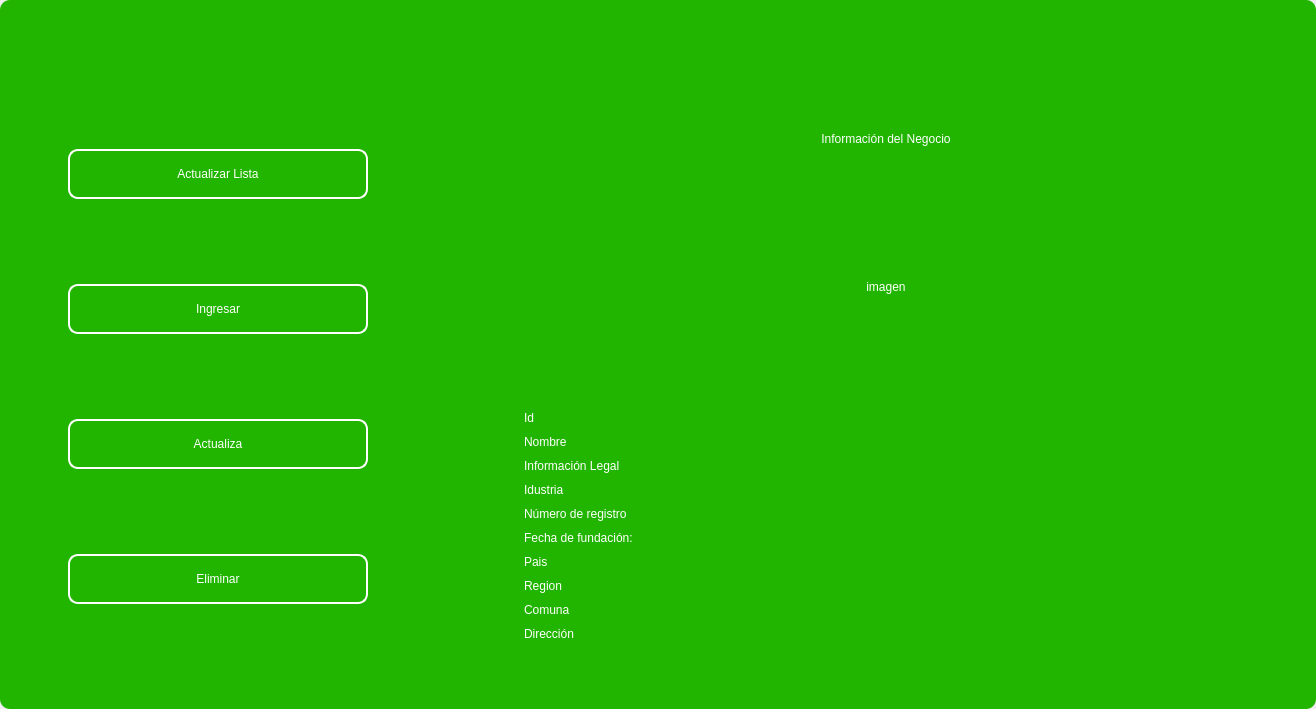
The window that design/standar/mainbusiness3.ui (codemiguel-dev/ERP-EmprendeSoft-Desktop) describes before a commit, drawn with Qt 5.
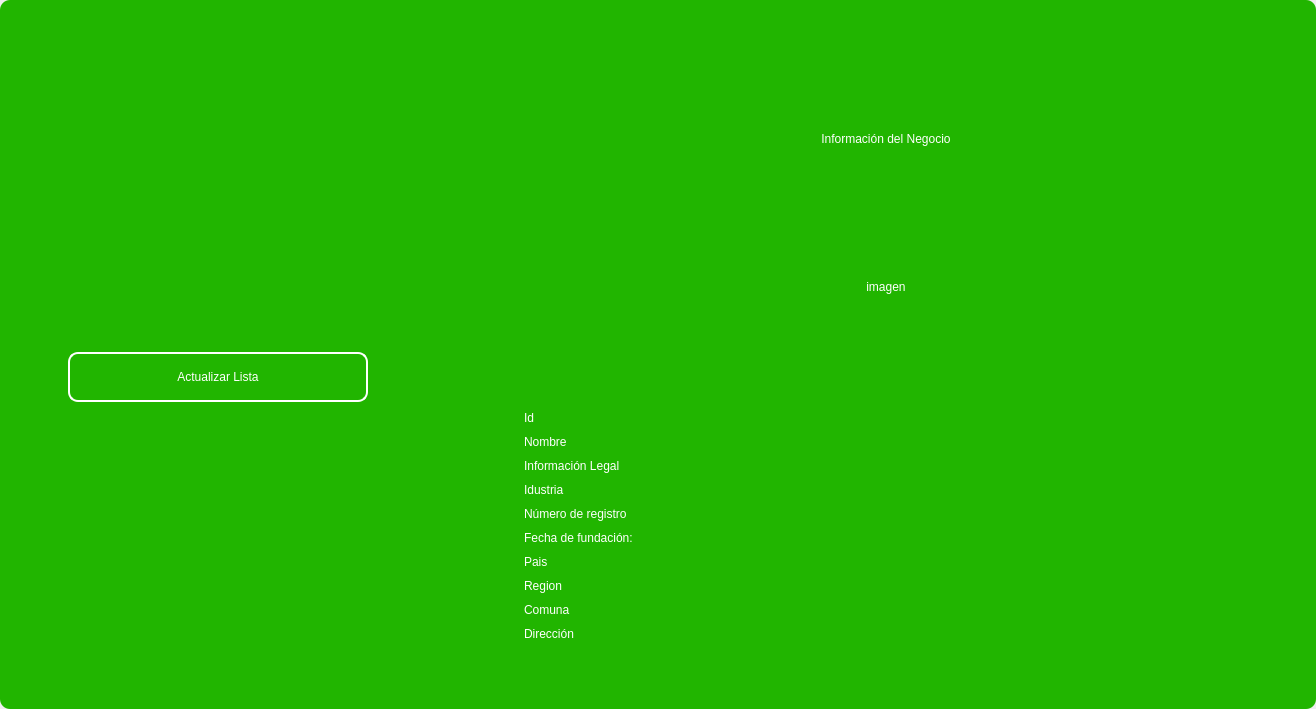
The same window after the commit. Icons and pictures are not drawn.

```diff
--- a/design/standar/mainbusiness3.ui
+++ b/design/standar/mainbusiness3.ui
@@ -375,138 +375,6 @@
               </property>
              </widget>
             </item>
-            <item>
-             <widget class="QPushButton" name="btn_add">
-              <property name="minimumSize">
-               <size>
-                <width>0</width>
-                <height>40</height>
-               </size>
-              </property>
-              <property name="maximumSize">
-               <size>
-                <width>300</width>
-                <height>50</height>
-               </size>
-              </property>
-              <property name="cursor">
-               <cursorShape>PointingHandCursor</cursorShape>
-              </property>
-              <property name="styleSheet">
-               <string notr="true">QPushButton{
-border-radius:10px; 
-font: 12pt &quot;Arial&quot;;
-color: rgb(255, 255, 254);
-border: 2px solid #ffffff;
-}
-
-QPushButton:hover{
-border-radius:10px; 
-font: 12pt &quot;Arial&quot;;
-color: rgb(255, 255, 255);
-border: 2px solid rgb(120, 0, 171);
-	background-color: rgb(120, 0, 171);
-}</string>
-              </property>
-              <property name="text">
-               <string>Ingresar</string>
-              </property>
-              <property name="iconSize">
-               <size>
-                <width>35</width>
-                <height>35</height>
-               </size>
-              </property>
-             </widget>
-            </item>
-            <item>
-             <widget class="QPushButton" name="btn_update">
-              <property name="minimumSize">
-               <size>
-                <width>0</width>
-                <height>40</height>
-               </size>
-              </property>
-              <property name="maximumSize">
-               <size>
-                <width>300</width>
-                <height>50</height>
-               </size>
-              </property>
-              <property name="cursor">
-               <cursorShape>PointingHandCursor</cursorShape>
-              </property>
-              <property name="styleSheet">
-               <string notr="true">QPushButton{
-border-radius:10px; 
-font: 12pt &quot;Arial&quot;;
-color: rgb(255, 255, 254);
-border: 2px solid #ffffff;
-}
-
-QPushButton:hover{
-border-radius:10px; 
-font: 12pt &quot;Arial&quot;;
-color: rgb(255, 255, 255);
-border: 2px solid rgb(120, 0, 171);
-	background-color: rgb(120, 0, 171);
-}</string>
-              </property>
-              <property name="text">
-               <string>Actualiza</string>
-              </property>
-              <property name="iconSize">
-               <size>
-                <width>35</width>
-                <height>35</height>
-               </size>
-              </property>
-             </widget>
-            </item>
-            <item>
-             <widget class="QPushButton" name="btn_delete">
-              <property name="minimumSize">
-               <size>
-                <width>0</width>
-                <height>40</height>
-               </size>
-              </property>
-              <property name="maximumSize">
-               <size>
-                <width>300</width>
-                <height>50</height>
-               </size>
-              </property>
-              <property name="cursor">
-               <cursorShape>PointingHandCursor</cursorShape>
-              </property>
-              <property name="styleSheet">
-               <string notr="true">QPushButton{
-border-radius:10px; 
-font: 12pt &quot;Arial&quot;;
-color: rgb(255, 255, 254);
-border: 2px solid #ffffff;
-}
-
-QPushButton:hover{
-border-radius:10px; 
-font: 12pt &quot;Arial&quot;;
-color: rgb(255, 255, 255);
-border: 2px solid rgb(120, 0, 171);
-	background-color: rgb(120, 0, 171);
-}</string>
-              </property>
-              <property name="text">
-               <string>Eliminar</string>
-              </property>
-              <property name="iconSize">
-               <size>
-                <width>35</width>
-                <height>35</height>
-               </size>
-              </property>
-             </widget>
-            </item>
            </layout>
           </item>
           <item>
```
